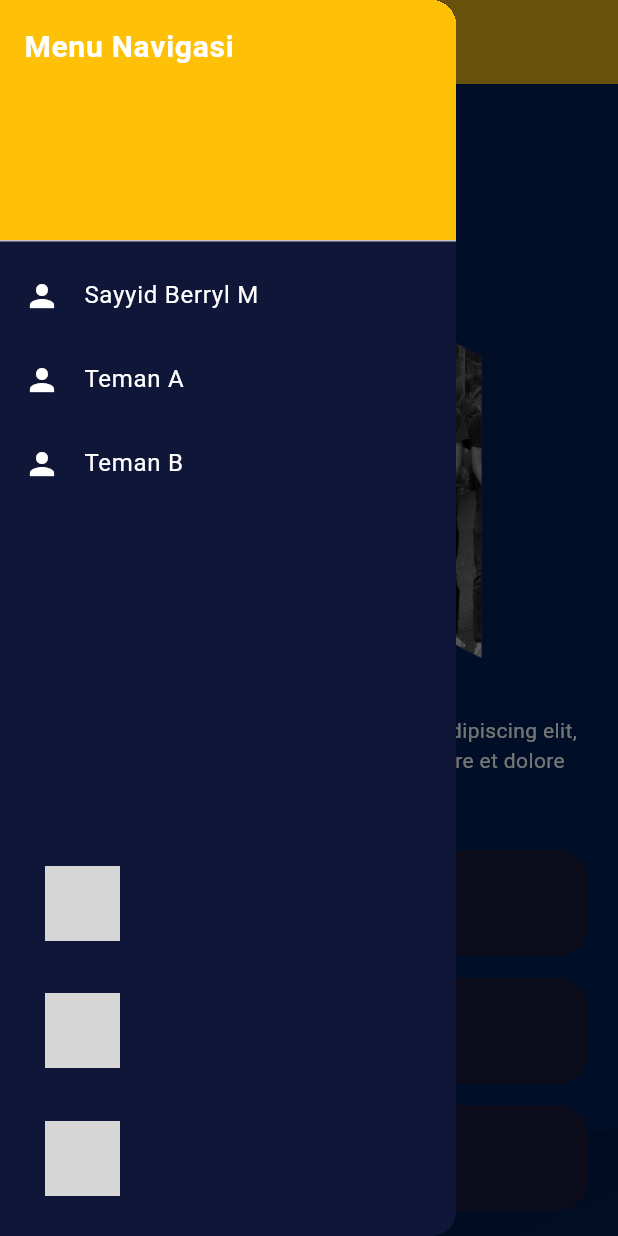
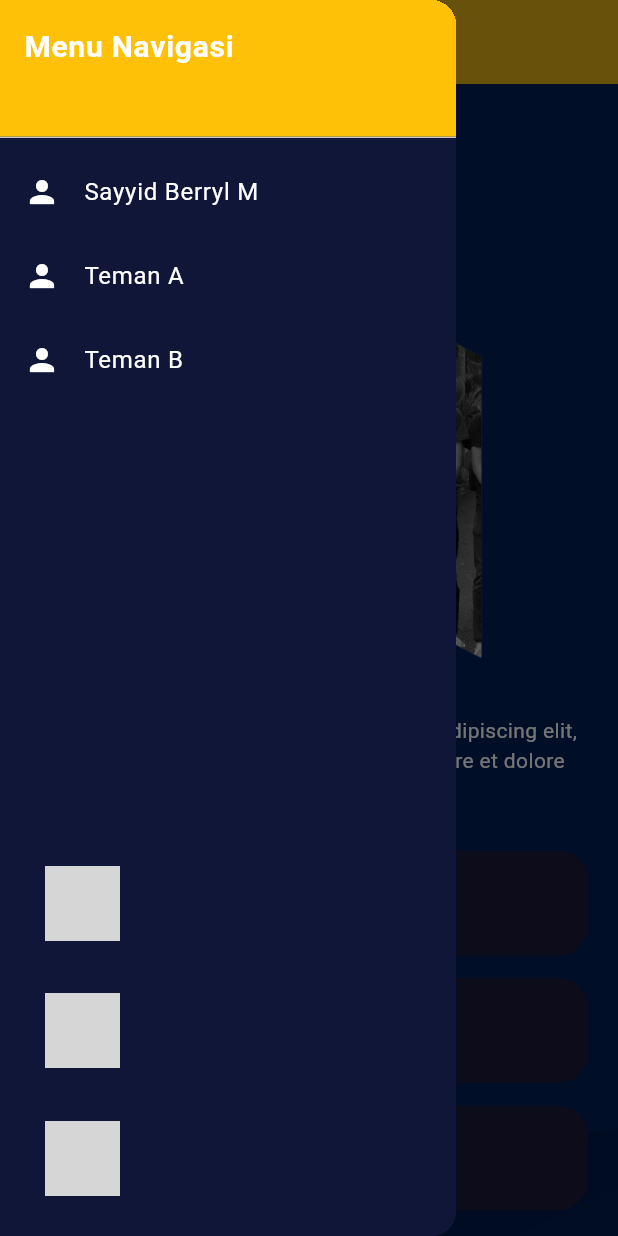
Before and after one commit to Sayyidberryl/profile_mobile, a Flutter app: the screen it shows after launch, with the side drawer open, on a phone screen of 412 x 824 dp. Run offline on Flutter 3.47's test engine with Material 3 defaults, Android fonts, the light colour scheme and no system bars; grey boxes are pictures that could not be loaded.

Commit message:
backup commit

```diff
--- a/lib/main.dart
+++ b/lib/main.dart
@@ -28,7 +28,9 @@ class MyHomePage extends StatelessWidget {
         child: ListView(
           padding: EdgeInsets.zero,
           children: [
-            const DrawerHeader(
+            SizedBox(
+              height: 100, // atur tinggi sesuai kebutuhan
+              child: const DrawerHeader(
                 decoration: BoxDecoration(color: Colors.amber),
                 child: Text(
                   "Menu Navigasi",
@@ -36,6 +38,7 @@ class MyHomePage extends StatelessWidget {
                     color: Colors.white,
                     fontSize: 20,
                     fontWeight: FontWeight.bold,
+                  ),
                 ),
               ),
             ),
```
Lines whose indentation alone changed are shown as unchanged.
